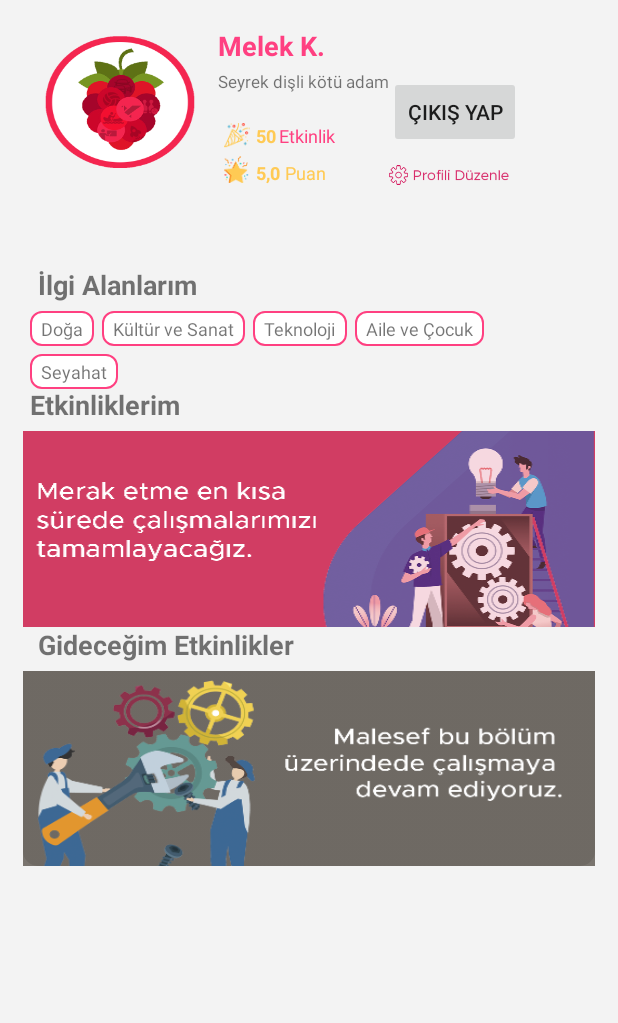
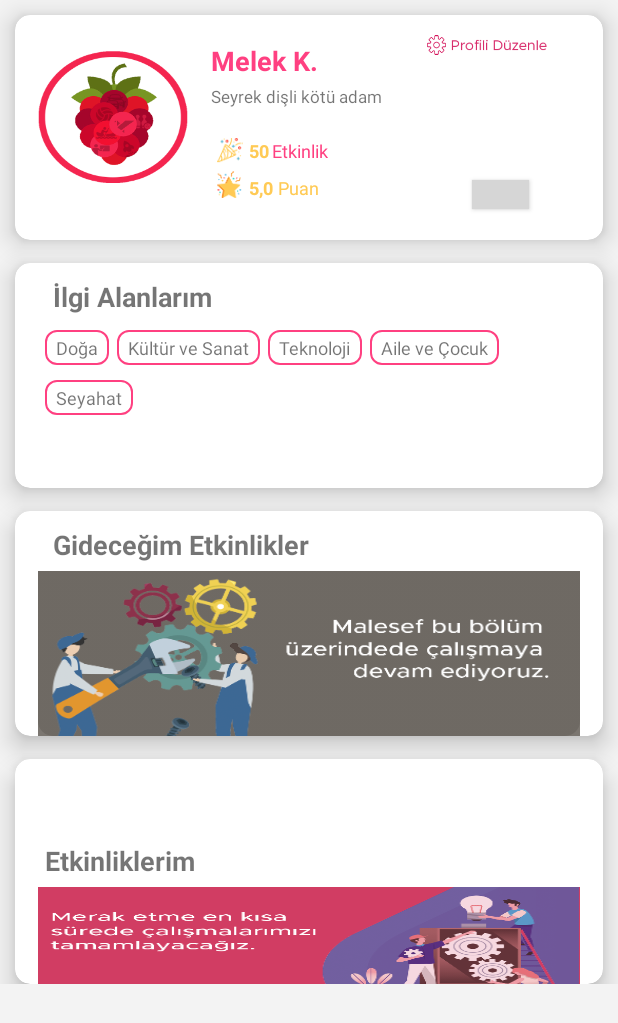
Before and after one commit to okandonmez/Android_SecretNameApp_v2, an Android app: the layout tab5_fragment.xml on its own in the app's theme, with its tools: preview values and no code run, on a phone screen of 412 x 824 dp. Shown: the top 1023 px of the screen. Run offline under Robolectric (Android 15) with nearby library versions, the phone set to English and light mode, and no system bars; network calls fail; grey boxes are pictures that could not be loaded.

Commit message:
Profile Tab Performance Problem Fixed

```diff
--- a/app/src/main/AndroidManifest.xml
+++ b/app/src/main/AndroidManifest.xml
@@ -6,7 +6,7 @@
 
     <application
         android:allowBackup="true"
-        android:hardwareAccelerated="false"
+        android:hardwareAccelerated="true"
         android:icon="@mipmap/androidlogo"
         android:label="@string/app_name"
         android:largeHeap="true"
--- a/app/src/main/res/drawable/shadedrounded.xml
+++ b/app/src/main/res/drawable/shadedrounded.xml
@@ -51,7 +51,7 @@
     <item>
         <shape>
             <solid android:color="#f5f5f5" />
-            <corners android:radius="10dp" />
+            <corners android:radius="50dp" />
         </shape>
     </item>
 </layer-list>
--- a/app/src/main/res/layout/tab5_fragment.xml
+++ b/app/src/main/res/layout/tab5_fragment.xml
@@ -14,13 +14,28 @@
             android:layout_width="match_parent"
             android:layout_height="match_parent">
 
+
+
+        <android.support.v7.widget.CardView
+            android:id="@+id/cvWillGo"
+            android:layout_marginTop="15dp"
+            android:layout_marginEnd="10dp"
+            android:layout_marginStart="10dp"
+            android:layout_width="match_parent"
+            android:layout_height="150dp"
+            android:layout_below="@+id/cvHobbies"
+            app:cardCornerRadius="10dp"
+            app:cardElevation="10dp"
+            android:elevation="30dp">
+        <RelativeLayout
+            android:layout_width="match_parent"
+            android:layout_height="match_parent">
             <TextView
                 android:id="@+id/willGoTitle"
                 android:layout_width="wrap_content"
                 android:layout_height="wrap_content"
-                android:layout_below="@+id/myActionsTitle"
                 android:layout_marginStart="25dp"
-                android:layout_marginTop="135dp"
+                android:layout_marginTop="10dp"
                 android:text="@string/willGo"
                 android:textSize="18sp" />
 
@@ -34,13 +49,27 @@
                 android:background="@drawable/onlybottomrounded"
                 android:scaleType="fitXY"
                 android:src="@drawable/underconst2" />
+        </RelativeLayout>
+        </android.support.v7.widget.CardView>
 
-
+        <android.support.v7.widget.CardView
+            android:id="@+id/cvMyActions"
+            android:layout_marginTop="15dp"
+            android:layout_marginEnd="10dp"
+            android:layout_marginStart="10dp"
+            android:layout_width="match_parent"
+            android:layout_height="150dp"
+            android:layout_below="@+id/cvWillGo"
+            app:cardCornerRadius="10dp"
+            app:cardElevation="10dp"
+            android:elevation="30dp">
+        <RelativeLayout
+            android:layout_width="match_parent"
+            android:layout_height="match_parent">
             <TextView
                 android:id="@+id/myActionsTitle"
                 android:layout_width="wrap_content"
                 android:layout_height="wrap_content"
-                android:layout_below="@+id/hobbyTitle"
                 android:layout_marginStart="20dp"
                 android:layout_marginTop="55dp"
                 android:text="@string/eventsProfile"
@@ -56,16 +85,30 @@
                 android:background="@drawable/onlybottomrounded"
                 android:scaleType="fitXY"
                 android:src="@drawable/underconst1" />
+        </RelativeLayout>
+        </android.support.v7.widget.CardView>
 
 
-
+            <android.support.v7.widget.CardView
+                android:id="@+id/cvHobbies"
+                android:layout_marginTop="15dp"
+                android:layout_marginEnd="10dp"
+                android:layout_marginStart="10dp"
+                android:layout_width="match_parent"
+                android:layout_height="150dp"
+                android:layout_below="@+id/cvProfile"
+                app:cardCornerRadius="10dp"
+                app:cardElevation="10dp"
+                android:elevation="30dp">
+            <RelativeLayout
+                android:layout_width="match_parent"
+                android:layout_height="match_parent">
                 <TextView
                     android:id="@+id/hobbyTitle"
                     android:layout_width="wrap_content"
                     android:layout_height="wrap_content"
-                android:layout_below="@+id/profileIcons"
                     android:layout_marginStart="25dp"
-                android:layout_marginTop="55dp"
+                    android:layout_marginTop="10dp"
                     android:text="@string/hobbyProfile"
                     android:textSize="18sp" />
 
@@ -75,7 +118,7 @@
                     android:layout_height="wrap_content"
                     android:layout_below="@id/hobbyTitle"
                     android:layout_marginStart="20dp"
-                android:layout_marginTop="5dp"
+                    android:layout_marginTop="10dp"
                     android:background="@drawable/roundedborderedtext"
                     android:padding="3dp"
                     android:paddingEnd="7dp"
@@ -89,7 +132,7 @@
                     android:layout_height="wrap_content"
                     android:layout_below="@id/hobbyTitle"
                     android:layout_marginStart="5dp"
-                android:layout_marginTop="5dp"
+                    android:layout_marginTop="10dp"
                     android:layout_toEndOf="@+id/txtCtg1"
                     android:background="@drawable/roundedborderedtext"
                     android:padding="3dp"
@@ -104,7 +147,7 @@
                     android:layout_height="wrap_content"
                     android:layout_below="@id/hobbyTitle"
                     android:layout_marginStart="5dp"
-                android:layout_marginTop="5dp"
+                    android:layout_marginTop="10dp"
                     android:layout_toEndOf="@+id/txtCtg2"
                     android:background="@drawable/roundedborderedtext"
                     android:padding="3dp"
@@ -119,7 +162,7 @@
                     android:layout_height="wrap_content"
                     android:layout_below="@id/hobbyTitle"
                     android:layout_marginStart="5dp"
-                android:layout_marginTop="5dp"
+                    android:layout_marginTop="10dp"
                     android:layout_toEndOf="@+id/txtCtg3"
                     android:background="@drawable/roundedborderedtext"
                     android:padding="3dp"
@@ -134,19 +177,37 @@
                     android:layout_height="wrap_content"
                     android:layout_below="@id/txtCtg1"
                     android:layout_marginStart="20dp"
-                android:layout_marginTop="5dp"
+                    android:layout_marginTop="10dp"
                     android:background="@drawable/roundedborderedtext"
                     android:padding="3dp"
                     android:paddingEnd="7dp"
                     android:paddingStart="7dp"
                     android:text="Seyahat"
                     android:textSize="12sp" />
+            </RelativeLayout>
+            </android.support.v7.widget.CardView>
+
+            <android.support.v7.widget.CardView
+                android:layout_marginTop="10dp"
+                android:layout_marginEnd="10dp"
+                android:layout_marginStart="10dp"
+                android:id="@+id/cvProfile"
+                android:layout_width="match_parent"
+                android:layout_height="150dp"
+                app:cardCornerRadius="10dp"
+                app:cardElevation="10dp"
+                android:elevation="30dp">
+
+                <RelativeLayout
+                    android:layout_width="match_parent"
+                    android:layout_height="match_parent">
 
             <de.hdodenhof.circleimageview.CircleImageView
                 android:id="@+id/profilePic"
                 android:layout_width="100dp"
                 android:layout_height="100dp"
-                android:layout_marginStart="30dp"
+                android:layout_marginStart="15dp"
+                android:elevation="10dp"
                 android:layout_marginTop="18dp"
                 android:background="@mipmap/androidlogo" />
 
@@ -234,17 +295,21 @@
                 android:id="@+id/imgSetProfile"
                 android:layout_width="80dp"
                 android:layout_height="20dp"
-                android:layout_alignTop="@+id/pointOfEvents"
+                android:layout_marginTop="10dp"
+                android:layout_marginStart="30dp"
                 android:layout_toEndOf="@+id/profileMotto"
                 app:srcCompat="@drawable/setprofile" />
 
             <Button
                 android:id="@+id/btnLogout"
-                android:layout_width="wrap_content"
-                android:layout_height="wrap_content"
-                android:layout_alignBottom="@+id/numberOfEvents"
+                android:layout_width="38dp"
+                android:layout_height="19dp"
+                android:layout_marginTop="110dp"
+                android:layout_marginStart="60dp"
                 android:layout_toEndOf="@+id/profileMotto"
-                android:text="Çıkış yap" />
+                android:background="@drawable/btnlogout"/>
+                </RelativeLayout>
+            </android.support.v7.widget.CardView>
 
         </RelativeLayout>
     </ScrollView>
```
Lines whose indentation alone changed are shown as unchanged.
